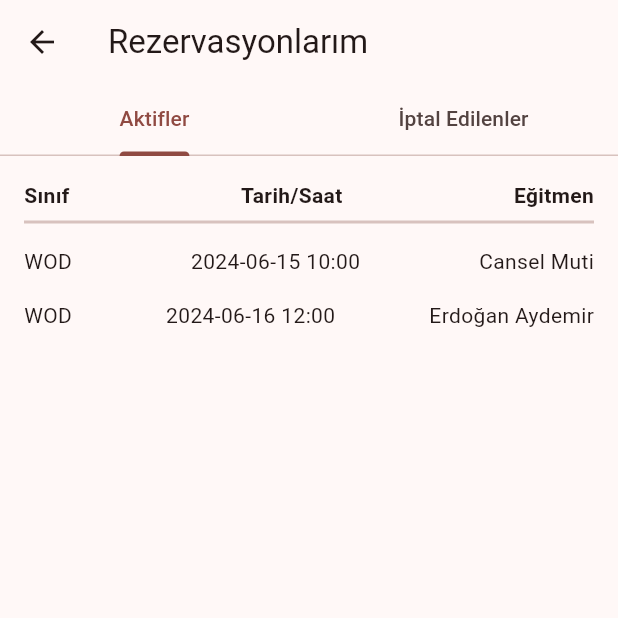
After one commit to muticansel/crossfit_app, a Flutter app: the MyAccountMenu screen opened directly, after a tap on "Rezervasyonlarım", on a phone screen of 412 x 824 dp, the top half of it. The commit adds this screen. Run offline on Flutter 3.47's test engine with Material 3 defaults, Android fonts, the phone set to English and light mode, and no system bars.

Commit message:
feat: add reservations screen

```diff
--- a/lib/src/util/my_account_menu_util.dart
+++ b/lib/src/util/my_account_menu_util.dart
@@ -4,6 +4,7 @@ import 'package:crossfit_app/src/views/my_account/my_account_menu_screen.dart';
 import 'package:crossfit_app/src/views/my_account/change_password_screen.dart';
 import 'package:crossfit_app/src/views/my_account/my_transactions_screen.dart';
 import 'package:crossfit_app/src/views/my_account/membership_screen.dart';
+import 'package:crossfit_app/src/views/my_account/reservations_screen.dart';
 
 class NavigationtUtils {
   static void navigateTo(BuildContext context, String buttonLabel) {
@@ -35,7 +36,13 @@ class NavigationtUtils {
       case 'Üyeliklerim':
         Navigator.push(
           context,
-          MaterialPageRoute(builder: (context) => MembershipScreen()),
+          MaterialPageRoute(builder: (context) => const MembershipScreen()),
+        );
+        break;
+      case 'Rezervasyonlarım':
+        Navigator.push(
+          context,
+          MaterialPageRoute(builder: (context) => const ReservationsScreen()),
         );
         break;
       default:
--- a/lib/src/views/my_account/my_account_menu_screen.dart
+++ b/lib/src/views/my_account/my_account_menu_screen.dart
@@ -48,7 +48,8 @@ class MyAccountMenu extends StatelessWidget {
                 final isDisabled = buttonLabel != 'Ödemeler' &&
                     buttonLabel != 'Şifremi Değiştir' &&
                     buttonLabel != 'Profil Bilgilerim' &&
-                    buttonLabel != "Üyeliklerim";
+                    buttonLabel != "Üyeliklerim" &&
+                    buttonLabel != "Rezervasyonlarım";
 
                 return Padding(
                   padding: const EdgeInsets.symmetric(vertical: 8.0),
--- /dev/null
+++ b/lib/src/views/my_account/reservations_screen.dart
@@ -0,0 +1,120 @@
+import 'package:flutter/material.dart';
+
+class Reservation {
+  final String className;
+  final String dateTime;
+  final String instructor;
+
+  Reservation({
+    required this.className,
+    required this.dateTime,
+    required this.instructor,
+  });
+}
+
+class ReservationsScreen extends StatefulWidget {
+  const ReservationsScreen({super.key});
+
+  @override
+  ReservationsScreenState createState() => ReservationsScreenState();
+}
+
+class ReservationsScreenState extends State<ReservationsScreen>
+    with SingleTickerProviderStateMixin {
+  late TabController _tabController;
+
+  @override
+  void initState() {
+    super.initState();
+    _tabController = TabController(length: 2, vsync: this);
+  }
+
+  @override
+  void dispose() {
+    _tabController.dispose();
+    super.dispose();
+  }
+
+  @override
+  Widget build(BuildContext context) {
+    final List<Reservation> activeReservations = [
+      Reservation(
+          className: 'WOD',
+          dateTime: '2024-06-15 10:00',
+          instructor: 'Cansel Muti'),
+      Reservation(
+          className: 'WOD',
+          dateTime: '2024-06-16 12:00',
+          instructor: 'Erdoğan Aydemir'),
+    ];
+
+    final List<Reservation> cancelledReservations = [
+      Reservation(
+          className: 'WOD',
+          dateTime: '2024-06-14 09:00',
+          instructor: 'Ayşen Aktaş'),
+    ];
+
+    return Scaffold(
+      appBar: AppBar(
+        title: const Text('Rezervasyonlarım'),
+        bottom: TabBar(
+          controller: _tabController,
+          tabs: const [
+            Tab(text: 'Aktifler'),
+            Tab(text: 'İptal Edilenler'),
+          ],
+        ),
+      ),
+      body: TabBarView(
+        controller: _tabController,
+        children: [
+          _buildReservationTable(activeReservations),
+          _buildReservationTable(cancelledReservations),
+        ],
+      ),
+    );
+  }
+
+  Widget _buildReservationTable(List<Reservation> reservations) {
+    return Padding(
+      padding: const EdgeInsets.all(16.0),
+      child: Column(
+        children: [
+          _buildTableHeader(),
+          const Divider(thickness: 2),
+          Expanded(
+            child: ListView.builder(
+              itemCount: reservations.length,
+              itemBuilder: (context, index) {
+                final reservation = reservations[index];
+                return Padding(
+                  padding: const EdgeInsets.symmetric(vertical: 8.0),
+                  child: Row(
+                    mainAxisAlignment: MainAxisAlignment.spaceBetween,
+                    children: [
+                      Text(reservation.className),
+                      Text(reservation.dateTime),
+                      Text(reservation.instructor),
+                    ],
+                  ),
+                );
+              },
+            ),
+          ),
+        ],
+      ),
+    );
+  }
+
+  Widget _buildTableHeader() {
+    return const Row(
+      mainAxisAlignment: MainAxisAlignment.spaceBetween,
+      children: [
+        Text('Sınıf', style: TextStyle(fontWeight: FontWeight.bold)),
+        Text('Tarih/Saat', style: TextStyle(fontWeight: FontWeight.bold)),
+        Text('Eğitmen', style: TextStyle(fontWeight: FontWeight.bold)),
+      ],
+    );
+  }
+}
```
